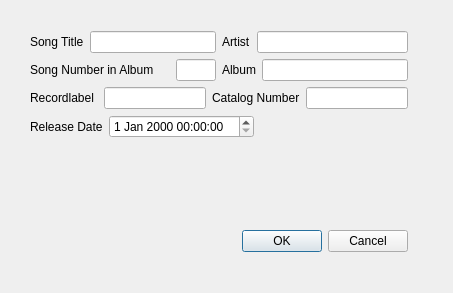
Qt form CODE/soundpp/soundpp-prototype/editsongdialog.ui (b1t00/soundpp) before a commit.
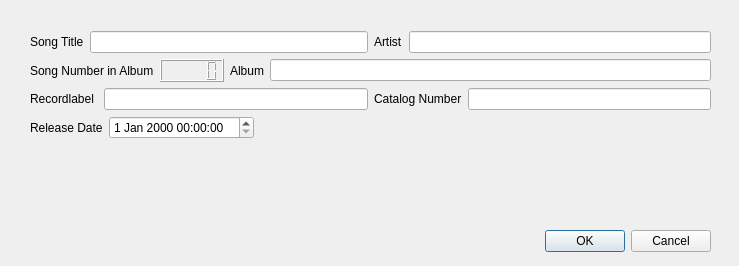
The same form after that commit.

Commit message: updatet song atributes for edit dialog

```diff
--- a/CODE/soundpp/soundpp-prototype/editsongdialog.ui
+++ b/CODE/soundpp/soundpp-prototype/editsongdialog.ui
@@ -6,8 +6,8 @@
    <rect>
     <x>0</x>
     <y>0</y>
-    <width>453</width>
-    <height>293</height>
+    <width>739</width>
+    <height>266</height>
    </rect>
   </property>
   <property name="windowTitle">
@@ -18,7 +18,7 @@
     <rect>
      <x>30</x>
      <y>31</y>
-     <width>378</width>
+     <width>681</width>
      <height>221</height>
     </rect>
    </property>
@@ -67,17 +67,7 @@
          </widget>
         </item>
         <item>
-         <widget class="QLineEdit" name="lineEdit_songNr">
-          <property name="maximumSize">
-           <size>
-            <width>40</width>
-            <height>16777215</height>
-           </size>
-          </property>
-          <property name="maxLength">
-           <number>199</number>
-          </property>
-         </widget>
+         <widget class="QLCDNumber" name="lcd_songNr"/>
         </item>
        </layout>
       </item>
```
The commit also changes 7 other files.
